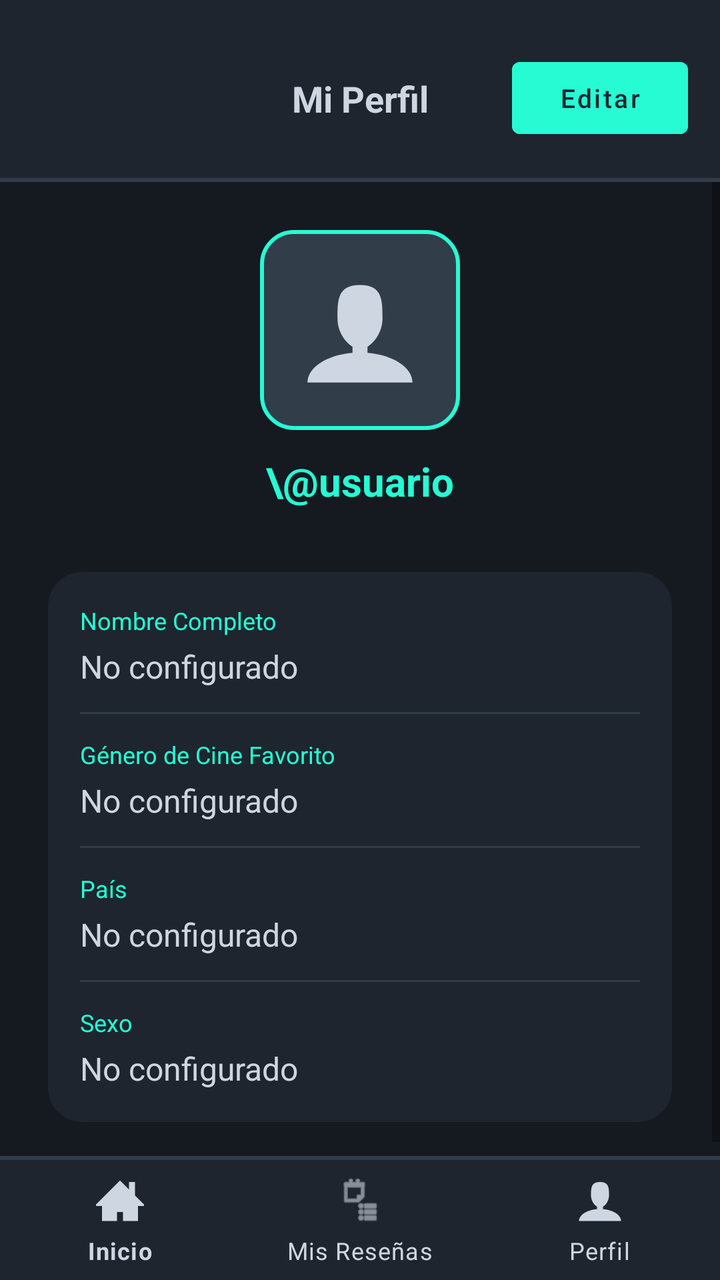
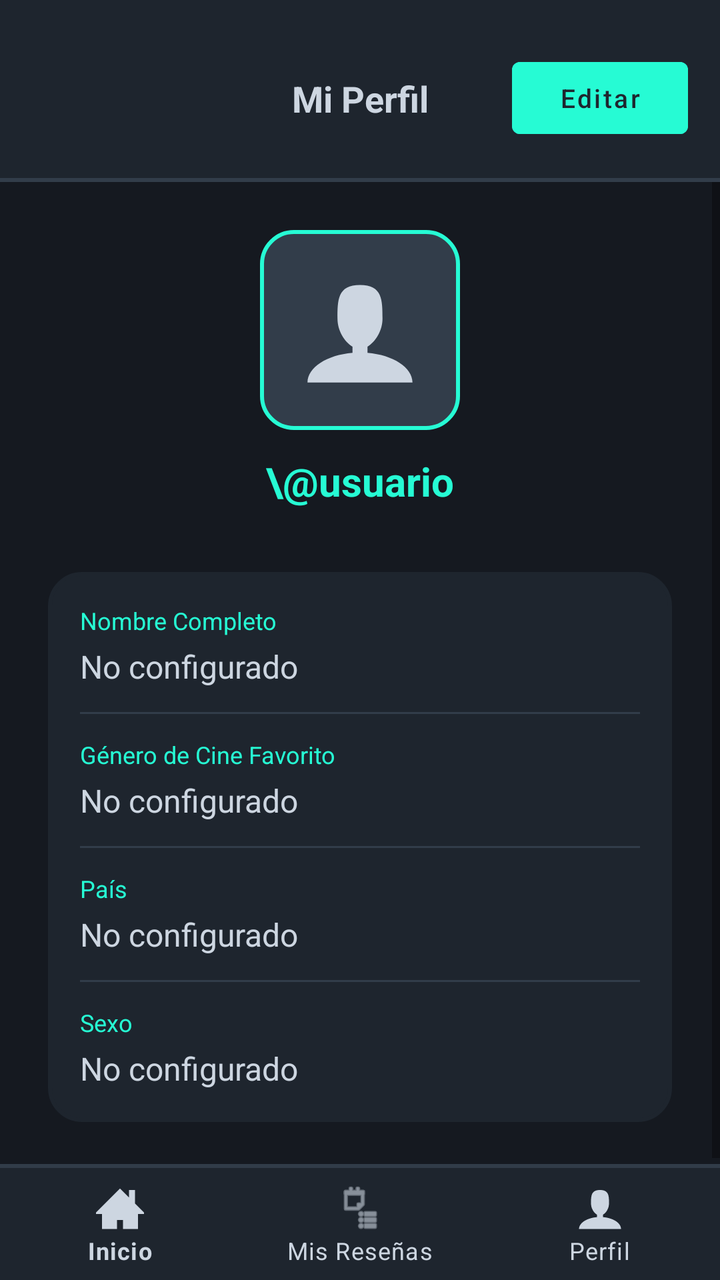

An Android layout rendered at two revisions. The XML below is the earlier revision; the diff shows what the commit changed to produce the second picture.
<!-- AndroidManifest.xml: application theme Theme.MaterialComponents.Light.NoActionBar -->
<!-- res/layout/perfil.xml -->
<?xml version="1.0" encoding="utf-8"?>
<androidx.constraintlayout.widget.ConstraintLayout xmlns:android="http://schemas.android.com/apk/res/android"
    xmlns:app="http://schemas.android.com/apk/res-auto"
    android:layout_width="match_parent"
    android:layout_height="match_parent"
    android:background="@color/background2"
    android:id="@+id/perfil">

    <androidx.constraintlayout.widget.ConstraintLayout
        android:id="@+id/top_area"
        android:layout_width="0dp"
        android:layout_height="wrap_content"
        android:background="@color/background1"
        android:paddingBottom="16dp"
        app:layout_constraintEnd_toEndOf="parent"
        app:layout_constraintStart_toStartOf="parent"
        app:layout_constraintTop_toTopOf="parent">

        <TextView
            android:layout_width="wrap_content"
            android:layout_height="wrap_content"
            android:layout_marginTop="25dp"
            android:text="Mi Perfil"
            android:textColor="@color/text"
            android:textSize="18sp"
            android:textStyle="bold"
            app:layout_constraintBottom_toBottomOf="parent"
            app:layout_constraintEnd_toEndOf="parent"
            app:layout_constraintStart_toStartOf="parent"
            app:layout_constraintTop_toTopOf="parent" />

        <Button
            android:id="@+id/btn_edit_profile"
            android:layout_width="wrap_content"
            android:layout_height="wrap_content"
            android:layout_marginTop="25dp"
            android:layout_marginEnd="16dp"
            android:backgroundTint="@color/accent"
            android:text="Editar"
            android:textAllCaps="false"
            android:textColor="@color/background1"
            android:textSize="13sp"
            app:layout_constraintBottom_toBottomOf="parent"
            app:layout_constraintEnd_toEndOf="parent"
            app:layout_constraintTop_toTopOf="parent" />
    </androidx.constraintlayout.widget.ConstraintLayout>

    <View
        android:id="@+id/nav_divider"
        android:layout_width="0dp"
        android:layout_height="2dp"
        android:background="@color/lines"
        app:layout_constraintEnd_toEndOf="parent"
        app:layout_constraintStart_toStartOf="parent"
        app:layout_constraintTop_toBottomOf="@+id/top_area" />

    <ScrollView
        android:layout_width="0dp"
        android:layout_height="0dp"
        android:fillViewport="true"
        app:layout_constraintBottom_toTopOf="@+id/nav_divider2"
        app:layout_constraintEnd_toEndOf="parent"
        app:layout_constraintStart_toStartOf="parent"
        app:layout_constraintTop_toBottomOf="@+id/nav_divider">

        <LinearLayout
            android:layout_width="match_parent"
            android:layout_height="wrap_content"
            android:orientation="vertical"
            android:padding="24dp">

            <ImageView
                android:id="@+id/image_perfil"
                android:layout_width="100dp"
                android:layout_height="100dp"
                android:layout_gravity="center"
                android:background="@drawable/bg_curved_edge"
                android:scaleType="centerCrop"
                android:padding="20dp"
                android:src="@drawable/ic_user"
                app:tint="@color/text" />

            <TextView
                android:id="@+id/tv_username_title"
                android:layout_width="wrap_content"
                android:layout_height="wrap_content"
                android:layout_gravity="center"
                android:layout_marginTop="12dp"
                android:text="\@usuario"
                android:textColor="@color/accent"
                android:textSize="20sp"
                android:textStyle="bold" />

            <LinearLayout
                android:layout_width="match_parent"
                android:layout_height="wrap_content"
                android:layout_marginTop="32dp"
                android:orientation="vertical"
                android:background="@drawable/bg_curved_edge"
                android:padding="16dp"
                android:backgroundTint="@color/background1">

                <TextView
                    android:layout_width="wrap_content"
                    android:layout_height="wrap_content"
                    android:text="Nombre Completo"
                    android:textColor="@color/accent"
                    android:textSize="12sp" />

                <TextView
                    android:id="@+id/tv_display_name"
                    android:layout_width="match_parent"
                    android:layout_height="wrap_content"
                    android:layout_marginTop="4dp"
                    android:text="No configurado"
                    android:textColor="@color/text"
                    android:textSize="16sp" />

                <View
                    android:layout_width="match_parent"
                    android:layout_height="1dp"
                    android:layout_marginTop="12dp"
                    android:layout_marginBottom="12dp"
                    android:background="@color/lines" />

                <TextView
                    android:layout_width="wrap_content"
                    android:layout_height="wrap_content"
                    android:text="Género de Cine Favorito"
                    android:textColor="@color/accent"
                    android:textSize="12sp" />

                <TextView
                    android:id="@+id/tv_display_genre"
                    android:layout_width="match_parent"
                    android:layout_height="wrap_content"
                    android:layout_marginTop="4dp"
                    android:text="No configurado"
                    android:textColor="@color/text"
                    android:textSize="16sp" />

                <View
                    android:layout_width="match_parent"
                    android:layout_height="1dp"
                    android:layout_marginTop="12dp"
                    android:layout_marginBottom="12dp"
                    android:background="@color/lines" />

                <TextView
                    android:layout_width="wrap_content"
                    android:layout_height="wrap_content"
                    android:text="País"
                    android:textColor="@color/accent"
                    android:textSize="12sp" />

                <TextView
                    android:id="@+id/tv_display_country"
                    android:layout_width="match_parent"
                    android:layout_height="wrap_content"
                    android:layout_marginTop="4dp"
                    android:text="No configurado"
                    android:textColor="@color/text"
                    android:textSize="16sp" />

                <View
                    android:layout_width="match_parent"
                    android:layout_height="1dp"
                    android:layout_marginTop="12dp"
                    android:layout_marginBottom="12dp"
                    android:background="@color/lines" />

                <TextView
                    android:layout_width="wrap_content"
                    android:layout_height="wrap_content"
                    android:text="Sexo"
                    android:textColor="@color/accent"
                    android:textSize="12sp" />

                <TextView
                    android:id="@+id/tv_display_sex"
                    android:layout_width="match_parent"
                    android:layout_height="wrap_content"
                    android:layout_marginTop="4dp"
                    android:text="No configurado"
                    android:textColor="@color/text"
                    android:textSize="16sp" />
            </LinearLayout>

        </LinearLayout>
    </ScrollView>

    <View
        android:id="@+id/nav_divider2"
        android:layout_width="0dp"
        android:layout_height="2dp"
        android:background="@color/lines"
        app:layout_constraintBottom_toTopOf="@id/bottomNavigationView"
        app:layout_constraintEnd_toEndOf="parent"
        app:layout_constraintStart_toStartOf="parent" />

    <com.google.android.material.bottomnavigation.BottomNavigationView
        android:id="@+id/bottomNavigationView"
        android:layout_width="match_parent"
        android:layout_height="60dp"
        android:background="@color/background1"
        app:itemIconTint="@color/text"
        app:itemTextColor="@color/text"
        app:layout_constraintBottom_toBottomOf="parent"
        app:layout_constraintEnd_toEndOf="parent"
        app:layout_constraintStart_toStartOf="parent"
        app:menu="@menu/bottom_nav_menu" />
</androidx.constraintlayout.widget.ConstraintLayout>
<!-- resources referenced by this layout -->
<resources>
  <color name="accent">#FF26FBD4</color>
  <color name="background1">#FF1E252E</color>
  <color name="background2">#FF151920</color>
  <color name="lines">#FF323D4a</color>
  <color name="text">#FFCDD6E1</color>
  <!-- drawable bg_curved_edge (drawable) -->
  <?xml version="1.0" encoding="utf-8"?>
  <shape xmlns:android="http://schemas.android.com/apk/res/android"
      android:shape="rectangle">
  
      <solid android:color="@color/lines" />
  
      <corners android:radius="16dp" />
  
      <stroke
          android:width="2dp"
          android:color="@color/accent" /> </shape>
  <!-- drawable ic_user (drawable) -->
  <vector xmlns:android="http://schemas.android.com/apk/res/android"
      android:width="512dp"
      android:height="512dp"
      android:viewportWidth="512"
      android:viewportHeight="512">
    <path
        android:fillColor="#FF000000"
        android:pathData="M288,353.31v-26.39c35.25,-19.86 64,-69.39 64,-118.92 0,-79.53 0,-144 -96,-144s-96,64.47 -96,144c0,49.53 28.75,99.05 64,118.92v26.39c-108.55,8.87 -192,62.21 -192,126.69h448c0,-64.48 -83.45,-117.82 -192,-126.69z"/>
  </vector>
</resources>

<!-- the commit's change to res/layout/perfil.xml (unified diff, before → after) -->
@@ -201,8 +201,9 @@
     <com.google.android.material.bottomnavigation.BottomNavigationView
         android:id="@+id/bottomNavigationView"
         android:layout_width="match_parent"
-        android:layout_height="60dp"
+        android:layout_height="wrap_content"
         android:background="@color/background1"
+        android:fitsSystemWindows="true"
         app:itemIconTint="@color/text"
         app:itemTextColor="@color/text"
         app:layout_constraintBottom_toBottomOf="parent"
